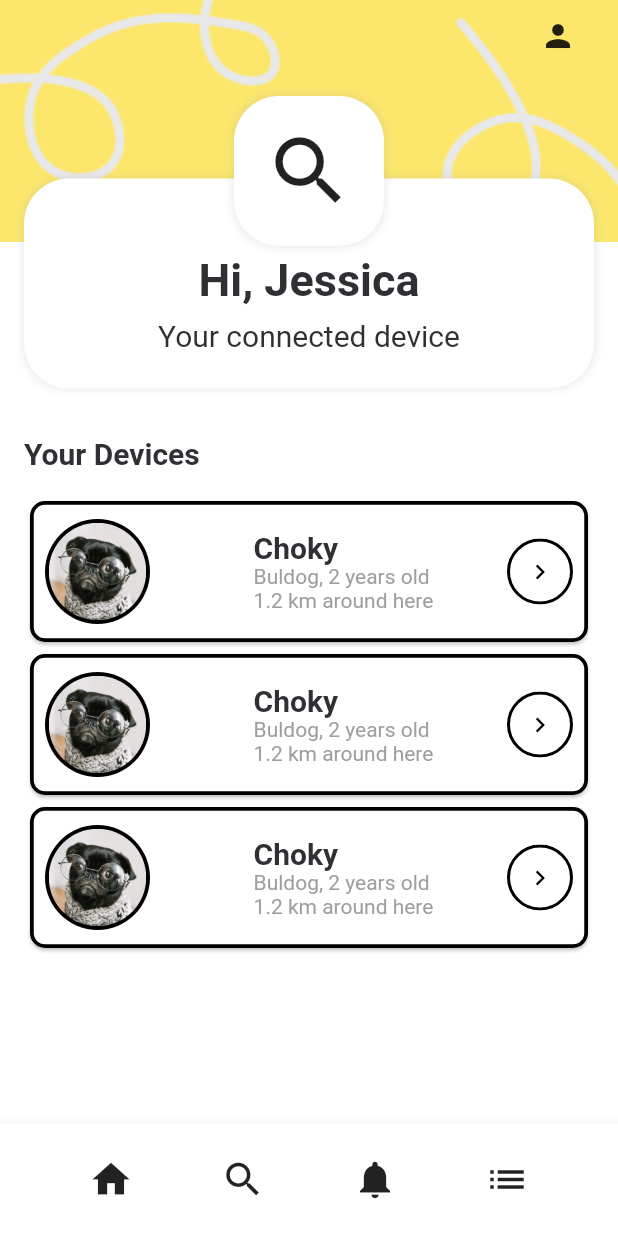
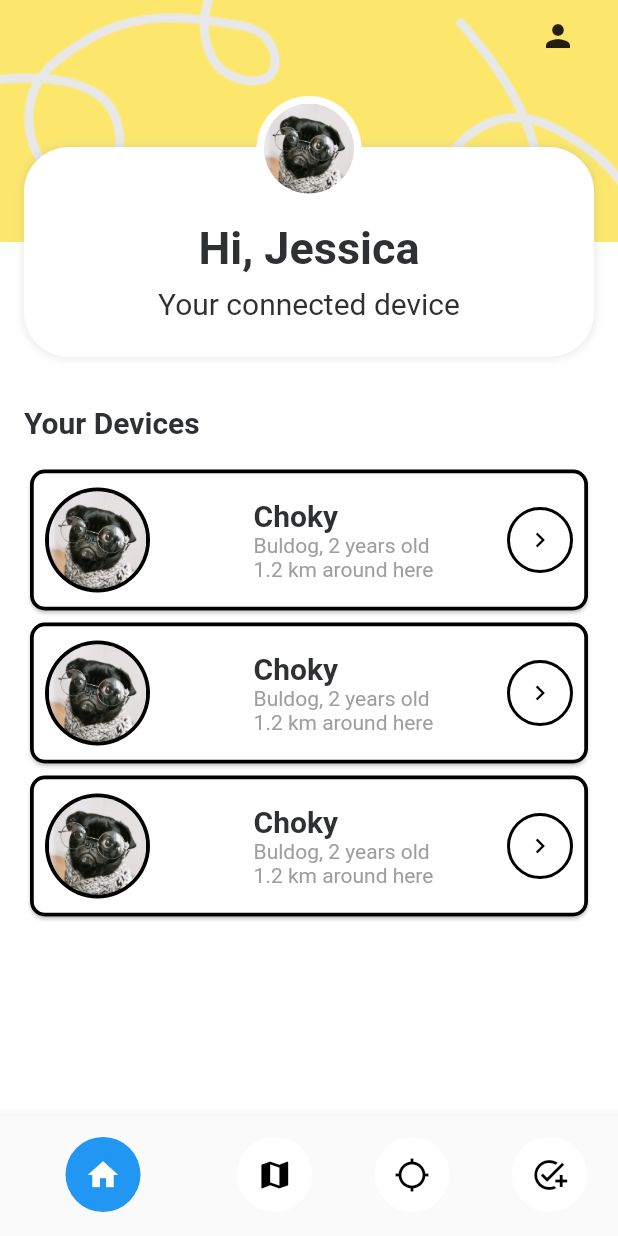
Before and after one commit to lokapin-indonesia/lokapin-app, a Flutter app: the HomeScreen screen opened directly, on a phone screen of 412 x 824 dp. Run offline on Flutter 3.47's test engine with Material 2 defaults, Android fonts, the light colour scheme and no system bars; our stand-ins replace email_validator, flutter_dotenv, get_storage, google_fonts, nb_utils and 2 more; missing offline and left inert: dart:ffi; accounts and stored records are empty.

Commit message:
add navbar

```diff
--- a/lib/screen/home/home_screen.dart
+++ b/lib/screen/home/home_screen.dart
@@ -32,7 +32,7 @@ class _HomeScreenState extends State<HomeScreen> {
         child: Scaffold(
           resizeToAvoidBottomInset: false,
           backgroundColor: Colors.white,
-          bottomNavigationBar: const CustomAppBar(),
+          bottomNavigationBar: const NavBar(),
           body: Container(
             width: context.width(),
             height: context.height(),
@@ -61,7 +61,7 @@ class _HomeScreenState extends State<HomeScreen> {
                         width: context.width(),
                         padding:
                             EdgeInsets.only(left: 16, right: 16, bottom: 16),
-                        margin: EdgeInsets.only(top: 55.0),
+                        margin: EdgeInsets.only(top: 34.0),
                         decoration: boxDecorationWithShadow(
                             borderRadius: BorderRadius.circular(30)),
                         child: Column(
@@ -92,16 +92,17 @@ class _HomeScreenState extends State<HomeScreen> {
                           ],
                         ),
                       ),
-                      Container(
-                        alignment: Alignment.center,
-                        height: 100,
-                        width: 100,
-                        decoration: boxDecorationRoundedWithShadow(30),
-                        child: Icon(
-                          Icons.search,
-                          size: 60,
-                        ),
-                      )
+                      CircleAvatar(
+                          radius: 35,
+                          backgroundColor: Colors.white,
+                          child: Padding(
+                              padding: const EdgeInsets.all(5),
+                              child: ClipOval(
+                                child: Image.asset('assets/animal_profpic.png',
+                                    width: 140,
+                                    height: 140,
+                                    fit: BoxFit.fitWidth),
+                              )))
                     ],
                   ),
                 ),
--- a/lib/widgets/appbar.dart
+++ b/lib/widgets/appbar.dart
@@ -1,44 +1,135 @@
 import 'package:flutter/material.dart';
 import 'package:nb_utils/nb_utils.dart';
 
-class CustomAppBar extends StatelessWidget implements PreferredSizeWidget {
-  const CustomAppBar({Key? key}) : super(key: key);
+class NavBar extends StatefulWidget {
+  static String tag = '/NavBar';
+
+  const NavBar({Key? key}) : super(key: key);
+
+  @override
+  _NavBarState createState() => _NavBarState();
+}
+
+class _NavBarState extends State<NavBar> {
+  int _selectedIndex = 0;
+  static const TextStyle optionStyle =
+      TextStyle(fontSize: 30, fontWeight: FontWeight.bold);
+  static const List<Widget> _widgetOptions = <Widget>[
+    Text(
+      'Index 0: Home',
+      style: optionStyle,
+    ),
+    Text(
+      'Index 1: Map',
+      style: optionStyle,
+    ),
+    Text(
+      'Index 2: Search',
+      style: optionStyle,
+    ),
+    Text(
+      'Index 3: Calendar',
+      style: optionStyle,
+    ),
+  ];
+
+  void _onItemTapped(int index) {
+    setState(() {
+      _selectedIndex = index;
+    });
+  }
 
   @override
   Widget build(BuildContext context) {
-    return BottomAppBar(
-      shape: const CircularNotchedRectangle(),
-      child: Container(
-        height: 75,
-        child: Row(
-          mainAxisSize: MainAxisSize.max,
-          mainAxisAlignment: MainAxisAlignment.spaceBetween,
-          children: <Widget>[
-            IconButton(
-              iconSize: 30.0,
-              icon: Icon(Icons.home),
-              onPressed: () {},
-            ),
-            IconButton(
-              iconSize: 30.0,
-              icon: Icon(Icons.search),
-              onPressed: () {},
-            ),
-            IconButton(
-              iconSize: 30.0,
-              icon: Icon(Icons.notifications),
-              onPressed: () {},
-            ),
-            IconButton(
-              iconSize: 30.0,
-              icon: Icon(Icons.list),
-              onPressed: () {},
-            )
-          ],
-        ).paddingSymmetric(
-          horizontal: 50,
-        ),
-      ),
+    return BottomNavigationBar(
+      items: const <BottomNavigationBarItem>[
+        BottomNavigationBarItem(
+            icon: CircleAvatar(
+                radius: 25,
+                backgroundColor: Colors.white,
+                child: IconButton(
+                    onPressed: null,
+                    icon: Icon(
+                      Icons.home,
+                      color: Colors.black,
+                    ))),
+            label: '',
+            activeIcon: CircleAvatar(
+                radius: 25,
+                backgroundColor: Colors.blue,
+                child: IconButton(
+                    onPressed: null,
+                    icon: Icon(
+                      Icons.home,
+                      color: Colors.white,
+                    )))),
+        BottomNavigationBarItem(
+            icon: CircleAvatar(
+                radius: 25,
+                backgroundColor: Colors.white,
+                child: IconButton(
+                    onPressed: null,
+                    icon: Icon(
+                      Icons.map,
+                      color: Colors.black,
+                    ))),
+            label: '',
+            activeIcon: CircleAvatar(
+                radius: 25,
+                backgroundColor: Colors.blue,
+                child: IconButton(
+                    onPressed: null,
+                    icon: Icon(
+                      Icons.map,
+                      color: Colors.white,
+                    )))),
+        BottomNavigationBarItem(
+            icon: CircleAvatar(
+                radius: 25,
+                backgroundColor: Colors.white,
+                child: IconButton(
+                    onPressed: null,
+                    icon: Icon(
+                      Icons.location_searching,
+                      color: Colors.black,
+                    ))),
+            label: '',
+            activeIcon: CircleAvatar(
+                radius: 25,
+                backgroundColor: Colors.blue,
+                child: IconButton(
+                    onPressed: null,
+                    icon: Icon(
+                      Icons.location_searching,
+                      color: Colors.white,
+                    )))),
+          BottomNavigationBarItem(
+            icon: CircleAvatar(
+                radius: 25,
+                backgroundColor: Colors.white,
+                child: IconButton(
+                    onPressed: null,
+                    icon: Icon(
+                      Icons.add_task,
+                      color: Colors.black,
+                    ))),
+            label: '',
+            activeIcon: CircleAvatar(
+                radius: 25,
+                backgroundColor: Colors.blue,
+                child: IconButton(
+                    onPressed: null,
+                    icon: Icon(
+                      Icons.add_task,
+                      color: Colors.white,
+                    )))),
+      ],
+      currentIndex: _selectedIndex,
+      onTap: _onItemTapped,
+      selectedItemColor: Colors.white,
+      // backgroundColor: Colors.white,
+      showSelectedLabels: false,
+      showUnselectedLabels: false,
     );
   }
 
```
